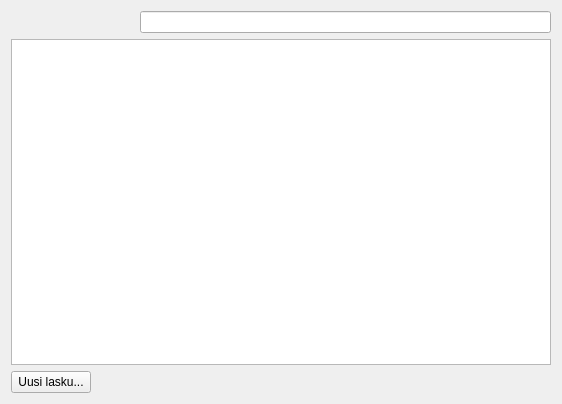
Old version of the form kitupiikki/laskutus/laskutus.ui in the repository artoh/kitupiikki.
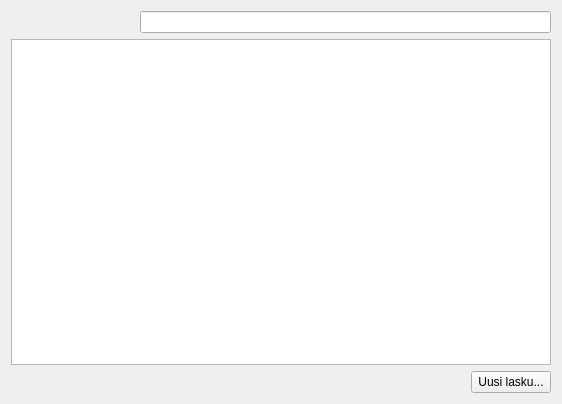
New version of the form. Icons and pictures are not drawn.

```diff
--- a/kitupiikki/laskutus/laskutus.ui
+++ b/kitupiikki/laskutus/laskutus.ui
@@ -29,17 +29,6 @@
    </item>
    <item>
     <layout class="QHBoxLayout" name="horizontalLayout">
-     <item>
-      <widget class="QPushButton" name="uusiNappi">
-       <property name="text">
-        <string>Uusi lasku...</string>
-       </property>
-       <property name="icon">
-        <iconset resource="../pic/pic.qrc">
-         <normaloff>:/pic/lisaa.png</normaloff>:/pic/lisaa.png</iconset>
-       </property>
-      </widget>
-     </item>
      <item>
       <spacer name="horizontalSpacer">
        <property name="orientation">
@@ -53,6 +42,17 @@
        </property>
       </spacer>
      </item>
+     <item>
+      <widget class="QPushButton" name="uusiNappi">
+       <property name="text">
+        <string>Uusi lasku...</string>
+       </property>
+       <property name="icon">
+        <iconset resource="../pic/pic.qrc">
+         <normaloff>:/pic/lisaa.png</normaloff>:/pic/lisaa.png</iconset>
+       </property>
+      </widget>
+     </item>
     </layout>
    </item>
   </layout>
```
Left out of the diff: 4 changed lines with no effect on the pictures.
